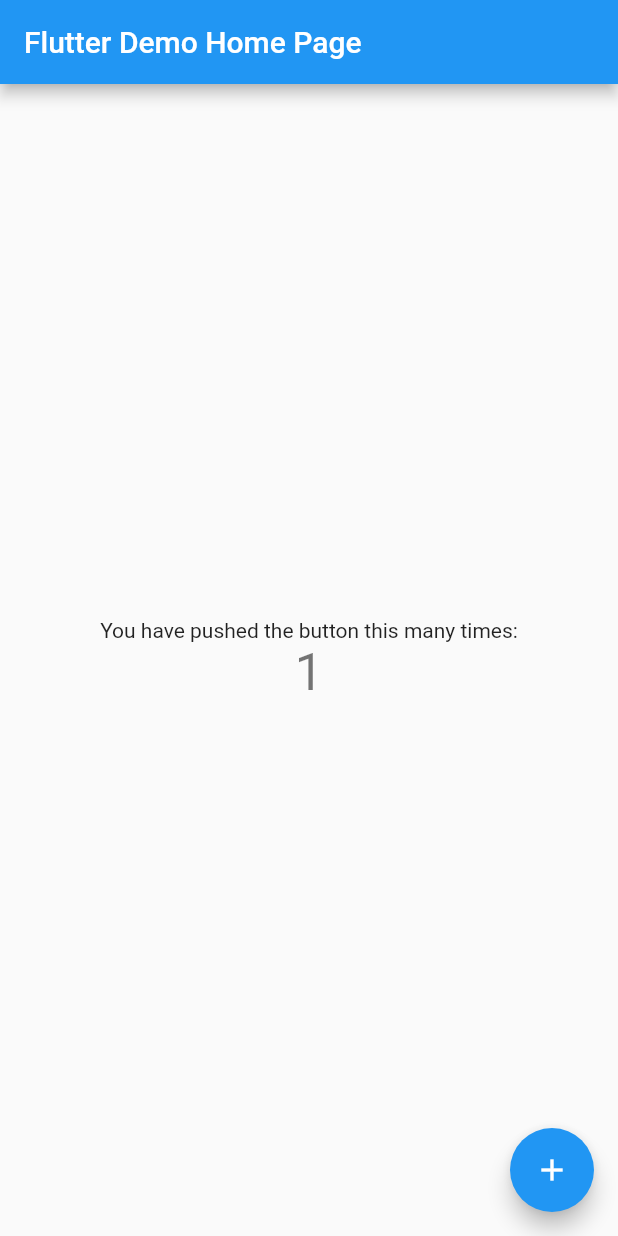
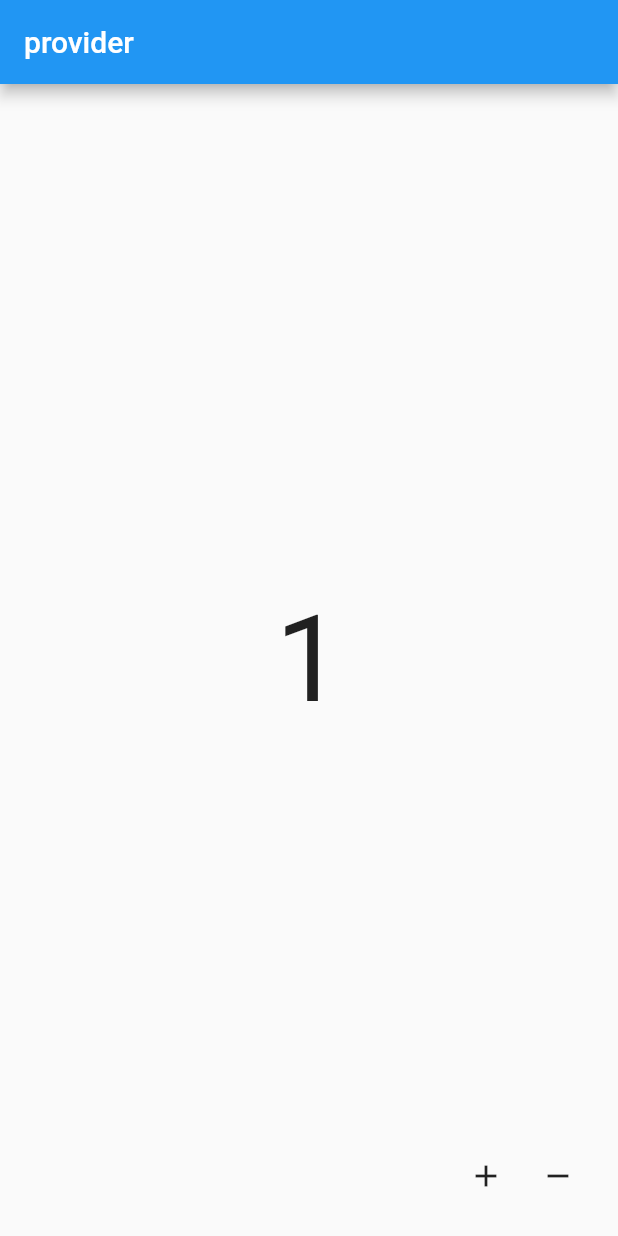
Before and after one commit to ara-zo/flutter_provider, a Flutter app: the screen it shows after launch, after a tap on the "add" icon, on a phone screen of 412 x 824 dp. Run offline on Flutter 3.47's test engine with Material 2 defaults, Android fonts, the phone set to English and light mode, and no system bars.

Commit message:
:sparkles: ChangeNotifierProvider (single provider)

```diff
--- a/lib/main.dart
+++ b/lib/main.dart
@@ -1,4 +1,7 @@
 import 'package:flutter/material.dart';
+import 'package:flutter_provider/src/home.dart';
+import 'package:flutter_provider/src/provider/count_provider.dart';
+import 'package:provider/provider.dart';
 
 void main() {
   runApp(const MyApp());
@@ -10,106 +13,17 @@ class MyApp extends StatelessWidget {
   // This widget is the root of your application.
   @override
   Widget build(BuildContext context) {
+
     return MaterialApp(
       title: 'Flutter Demo',
       theme: ThemeData(
-        // This is the theme of your application.
-        //
-        // Try running your application with "flutter run". You'll see the
-        // application has a blue toolbar. Then, without quitting the app, try
-        // changing the primarySwatch below to Colors.green and then invoke
-        // "hot reload" (press "r" in the console where you ran "flutter run",
-        // or simply save your changes to "hot reload" in a Flutter IDE).
-        // Notice that the counter didn't reset back to zero; the application
-        // is not restarted.
         primarySwatch: Colors.blue,
       ),
-      home: const MyHomePage(title: 'Flutter Demo Home Page'),
+      home: ChangeNotifierProvider(
+        // ChangeNotifierProvider : single provider
+        create: (BuildContext context) => CountProvider(),
+        child: Home(),
+      ),
     );
   }
 }
-
-class MyHomePage extends StatefulWidget {
-  const MyHomePage({Key? key, required this.title}) : super(key: key);
-
-  // This widget is the home page of your application. It is stateful, meaning
-  // that it has a State object (defined below) that contains fields that affect
-  // how it looks.
-
-  // This class is the configuration for the state. It holds the values (in this
-  // case the title) provided by the parent (in this case the App widget) and
-  // used by the build method of the State. Fields in a Widget subclass are
-  // always marked "final".
-
-  final String title;
-
-  @override
-  State<MyHomePage> createState() => _MyHomePageState();
-}
-
-class _MyHomePageState extends State<MyHomePage> {
-  int _counter = 0;
-
-  void _incrementCounter() {
-    setState(() {
-      // This call to setState tells the Flutter framework that something has
-      // changed in this State, which causes it to rerun the build method below
-      // so that the display can reflect the updated values. If we changed
-      // _counter without calling setState(), then the build method would not be
-      // called again, and so nothing would appear to happen.
-      _counter++;
-    });
-  }
-
-  @override
-  Widget build(BuildContext context) {
-    // This method is rerun every time setState is called, for instance as done
-    // by the _incrementCounter method above.
-    //
-    // The Flutter framework has been optimized to make rerunning build methods
-    // fast, so that you can just rebuild anything that needs updating rather
-    // than having to individually change instances of widgets.
-    return Scaffold(
-      appBar: AppBar(
-        // Here we take the value from the MyHomePage object that was created by
-        // the App.build method, and use it to set our appbar title.
-        title: Text(widget.title),
-      ),
-      body: Center(
-        // Center is a layout widget. It takes a single child and positions it
-        // in the middle of the parent.
-        child: Column(
-          // Column is also a layout widget. It takes a list of children and
-          // arranges them vertically. By default, it sizes itself to fit its
-          // children horizontally, and tries to be as tall as its parent.
-          //
-          // Invoke "debug painting" (press "p" in the console, choose the
-          // "Toggle Debug Paint" action from the Flutter Inspector in Android
-          // Studio, or the "Toggle Debug Paint" command in Visual Studio Code)
-          // to see the wireframe for each widget.
-          //
-          // Column has various properties to control how it sizes itself and
-          // how it positions its children. Here we use mainAxisAlignment to
-          // center the children vertically; the main axis here is the vertical
-          // axis because Columns are vertical (the cross axis would be
-          // horizontal).
-          mainAxisAlignment: MainAxisAlignment.center,
-          children: <Widget>[
-            const Text(
-              'You have pushed the button this many times:',
-            ),
-            Text(
-              '$_counter',
-              style: Theme.of(context).textTheme.headline4,
-            ),
-          ],
-        ),
-      ),
-      floatingActionButton: FloatingActionButton(
-        onPressed: _incrementCounter,
-        tooltip: 'Increment',
-        child: const Icon(Icons.add),
-      ), // This trailing comma makes auto-formatting nicer for build methods.
-    );
-  }
-}
--- /dev/null
+++ b/lib/src/home.dart
@@ -0,0 +1,39 @@
+import 'package:flutter/material.dart';
+import 'package:flutter_provider/src/provider/count_provider.dart';
+import 'package:flutter_provider/src/ui/count_home_widget.dart';
+import 'package:provider/provider.dart';
+
+class Home extends StatelessWidget {
+  Home({Key? key}) : super(key: key);
+  late CountProvider _countProvider;
+
+  @override
+  Widget build(BuildContext context) {
+    // provider 불러들이는 방법 Provider.of<>(context);
+    _countProvider = Provider.of<CountProvider>(context, listen: false);
+
+    return Scaffold(
+      appBar: AppBar(
+        title: const Text('provider'),
+      ),
+      body: const CountHomeWidget(),
+      floatingActionButton: Row(
+        mainAxisAlignment: MainAxisAlignment.end,
+        children: [
+          IconButton(
+            onPressed: () {
+              _countProvider.add();
+            },
+            icon: const Icon(Icons.add),
+          ),
+          IconButton(
+            onPressed: () {
+              _countProvider.remove();
+            },
+            icon: const Icon(Icons.remove),
+          ),
+        ],
+      ),
+    );
+  }
+}
--- /dev/null
+++ b/lib/src/provider/count_provider.dart
@@ -0,0 +1,20 @@
+import 'package:flutter/foundation.dart';
+
+class CountProvider extends ChangeNotifier {
+  // 상태를 넣어주면 됨
+  // 외부에서 접근하지 못하도록 private
+  int _count = 0;
+  int get count => _count;
+
+  add() {
+    _count++;
+    // 상태값이 변경되었다고 구독하는 모든 것에게 알려줌
+    // 반드시 해줘야함 안해주면 변경이 되지 않음
+    notifyListeners();
+  }
+
+  remove() {
+    _count--;
+    notifyListeners();
+  }
+}
--- /dev/null
+++ b/lib/src/ui/count_home_widget.dart
@@ -0,0 +1,22 @@
+import 'package:flutter/material.dart';
+import 'package:flutter_provider/src/provider/count_provider.dart';
+import 'package:provider/provider.dart';
+
+class CountHomeWidget extends StatelessWidget {
+  const CountHomeWidget({Key? key}) : super(key: key);
+
+  @override
+  Widget build(BuildContext context) {
+    print("build called");
+    return Center(
+      child: Consumer<CountProvider>(
+        builder: (context, value, child) {
+          return Text(
+            Provider.of<CountProvider>(context).count.toString(),
+            style: const TextStyle(fontSize: 80),
+          );
+        },
+      ),
+    );
+  }
+}
--- a/pubspec.yaml
+++ b/pubspec.yaml
@@ -29,6 +29,8 @@ environment:
 dependencies:
   flutter:
     sdk: flutter
+
+  provider: ^6.0.2
 
 
   # The following adds the Cupertino Icons font to your application.
```
Also changed, not shown: pubspec.lock.
